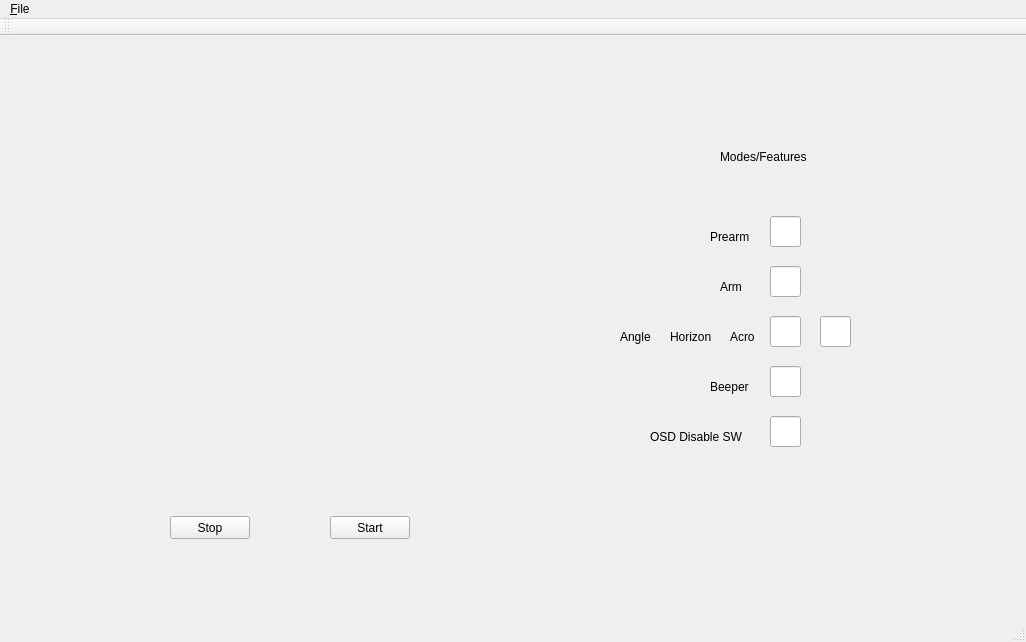
Above: main_window.ui from junchen88/Drone-Interface before the change. Below: the same form after it.
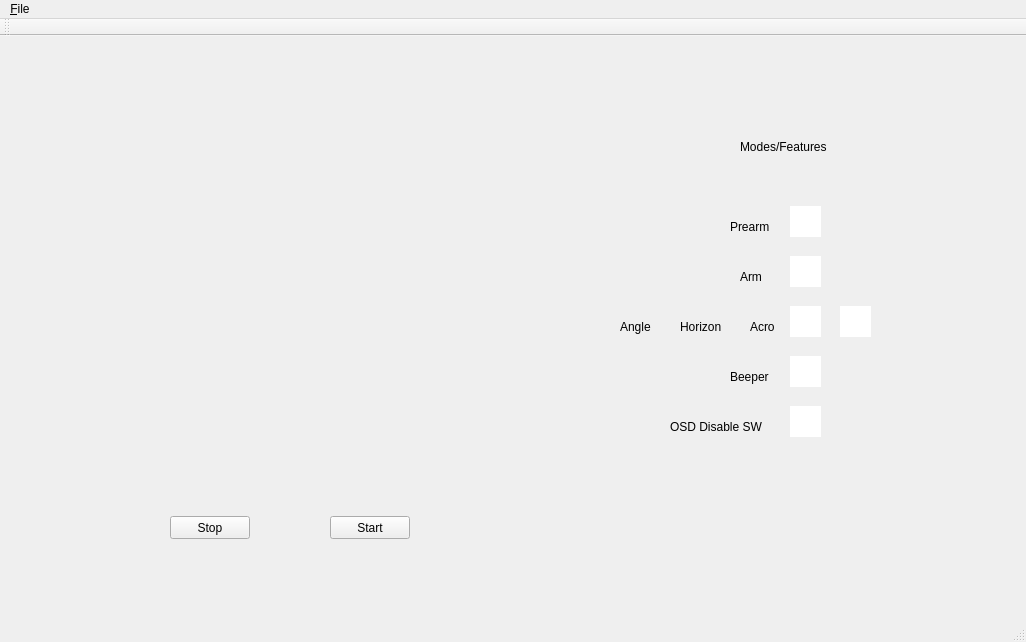
That is the form after the change.

Diff of the .ui file:
```diff
--- a/main_window.ui
+++ b/main_window.ui
@@ -13,7 +13,13 @@
   <property name="windowTitle">
    <string>MainWindow</string>
   </property>
+  <property name="autoFillBackground">
+   <bool>false</bool>
+  </property>
   <widget class="QWidget" name="centralwidget">
+   <property name="autoFillBackground">
+    <bool>false</bool>
+   </property>
    <widget class="QStackedWidget" name="stackedWidget">
     <property name="geometry">
      <rect>
@@ -27,180 +33,9 @@
      <number>0</number>
     </property>
     <widget class="QWidget" name="page">
-     <widget class="QLineEdit" name="flightmodeKey">
-      <property name="geometry">
-       <rect>
-        <x>770</x>
-        <y>280</y>
-        <width>31</width>
-        <height>31</height>
-       </rect>
-      </property>
-      <property name="text">
-       <string/>
-      </property>
-      <property name="maxLength">
-       <number>1</number>
-      </property>
-     </widget>
-     <widget class="QLabel" name="armLabel">
-      <property name="geometry">
-       <rect>
-        <x>720</x>
-        <y>240</y>
-        <width>31</width>
-        <height>21</height>
-       </rect>
-      </property>
-      <property name="text">
-       <string>Arm</string>
-      </property>
-     </widget>
-     <widget class="QLineEdit" name="beeperKey">
-      <property name="geometry">
-       <rect>
-        <x>770</x>
-        <y>330</y>
-        <width>31</width>
-        <height>31</height>
-       </rect>
-      </property>
-      <property name="text">
-       <string/>
-      </property>
-      <property name="maxLength">
-       <number>1</number>
-      </property>
-     </widget>
-     <widget class="QLabel" name="beeperLabel">
-      <property name="geometry">
-       <rect>
-        <x>710</x>
-        <y>340</y>
-        <width>51</width>
-        <height>21</height>
-       </rect>
-      </property>
-      <property name="text">
-       <string>Beeper</string>
-      </property>
-     </widget>
-     <widget class="QLabel" name="angleLabel">
-      <property name="geometry">
-       <rect>
-        <x>620</x>
-        <y>290</y>
-        <width>41</width>
-        <height>21</height>
-       </rect>
-      </property>
-      <property name="text">
-       <string>Angle</string>
-      </property>
-     </widget>
-     <widget class="QLineEdit" name="currentMode">
-      <property name="geometry">
-       <rect>
-        <x>820</x>
-        <y>280</y>
-        <width>31</width>
-        <height>31</height>
-       </rect>
-      </property>
-      <property name="text">
-       <string/>
-      </property>
-      <property name="maxLength">
-       <number>1</number>
-      </property>
-     </widget>
-     <widget class="QLabel" name="modesLabel">
-      <property name="geometry">
-       <rect>
-        <x>720</x>
-        <y>110</y>
-        <width>121</width>
-        <height>21</height>
-       </rect>
-      </property>
-      <property name="text">
-       <string>Modes/Features</string>
-      </property>
-     </widget>
-     <widget class="QLineEdit" name="armKey">
-      <property name="geometry">
-       <rect>
-        <x>770</x>
-        <y>230</y>
-        <width>31</width>
-        <height>31</height>
-       </rect>
-      </property>
-      <property name="text">
-       <string/>
-      </property>
-      <property name="maxLength">
-       <number>1</number>
-      </property>
-     </widget>
-     <widget class="QLineEdit" name="prearmKey">
-      <property name="geometry">
-       <rect>
-        <x>770</x>
-        <y>180</y>
-        <width>31</width>
-        <height>31</height>
-       </rect>
-      </property>
-      <property name="text">
-       <string/>
-      </property>
-      <property name="maxLength">
-       <number>1</number>
-      </property>
-     </widget>
-     <widget class="QLabel" name="horizonLabel">
-      <property name="geometry">
-       <rect>
-        <x>670</x>
-        <y>290</y>
-        <width>51</width>
-        <height>21</height>
-       </rect>
-      </property>
-      <property name="text">
-       <string>Horizon</string>
-      </property>
-     </widget>
-     <widget class="QLabel" name="acroLabel">
-      <property name="geometry">
-       <rect>
-        <x>730</x>
-        <y>290</y>
-        <width>31</width>
-        <height>21</height>
-       </rect>
-      </property>
-      <property name="text">
-       <string>Acro</string>
-      </property>
-     </widget>
-     <widget class="QLineEdit" name="OSDKey">
-      <property name="geometry">
-       <rect>
-        <x>770</x>
-        <y>380</y>
-        <width>31</width>
-        <height>31</height>
-       </rect>
-      </property>
-      <property name="text">
-       <string/>
-      </property>
-      <property name="maxLength">
-       <number>1</number>
-      </property>
-     </widget>
+     <property name="autoFillBackground">
+      <bool>false</bool>
+     </property>
      <widget class="QLabel" name="displayFrame">
       <property name="geometry">
        <rect>
@@ -240,34 +75,227 @@
        <string>Start</string>
       </property>
      </widget>
-     <widget class="QLabel" name="prearmLabel">
+     <widget class="QGroupBox" name="groupBox">
       <property name="geometry">
        <rect>
-        <x>710</x>
-        <y>190</y>
-        <width>51</width>
-        <height>21</height>
+        <x>530</x>
+        <y>0</y>
+        <width>451</width>
+        <height>501</height>
        </rect>
       </property>
-      <property name="text">
-       <string>Prearm</string>
+      <property name="autoFillBackground">
+       <bool>false</bool>
       </property>
-     </widget>
-     <widget class="QLabel" name="OSDDisableLabel">
-      <property name="geometry">
-       <rect>
-        <x>650</x>
-        <y>390</y>
-        <width>111</width>
-        <height>21</height>
-       </rect>
+      <property name="styleSheet">
+       <string notr="true">border:0</string>
       </property>
-      <property name="frameShape">
-       <enum>QFrame::NoFrame</enum>
+      <property name="title">
+       <string/>
       </property>
-      <property name="text">
-       <string>OSD Disable SW</string>
-      </property>
+      <widget class="QLineEdit" name="currentMode">
+       <property name="geometry">
+        <rect>
+         <x>310</x>
+         <y>270</y>
+         <width>31</width>
+         <height>31</height>
+        </rect>
+       </property>
+       <property name="text">
+        <string/>
+       </property>
+       <property name="maxLength">
+        <number>1</number>
+       </property>
+      </widget>
+      <widget class="QLabel" name="prearmLabel">
+       <property name="geometry">
+        <rect>
+         <x>200</x>
+         <y>180</y>
+         <width>51</width>
+         <height>21</height>
+        </rect>
+       </property>
+       <property name="text">
+        <string>Prearm</string>
+       </property>
+      </widget>
+      <widget class="QLabel" name="modesLabel">
+       <property name="geometry">
+        <rect>
+         <x>210</x>
+         <y>100</y>
+         <width>121</width>
+         <height>21</height>
+        </rect>
+       </property>
+       <property name="text">
+        <string>Modes/Features</string>
+       </property>
+      </widget>
+      <widget class="QLabel" name="beeperLabel">
+       <property name="geometry">
+        <rect>
+         <x>200</x>
+         <y>330</y>
+         <width>51</width>
+         <height>21</height>
+        </rect>
+       </property>
+       <property name="text">
+        <string>Beeper</string>
+       </property>
+      </widget>
+      <widget class="QLineEdit" name="flightmodeKey">
+       <property name="geometry">
+        <rect>
+         <x>260</x>
+         <y>270</y>
+         <width>31</width>
+         <height>31</height>
+        </rect>
+       </property>
+       <property name="text">
+        <string/>
+       </property>
+       <property name="maxLength">
+        <number>1</number>
+       </property>
+      </widget>
+      <widget class="QLineEdit" name="armKey">
+       <property name="geometry">
+        <rect>
+         <x>260</x>
+         <y>220</y>
+         <width>31</width>
+         <height>31</height>
+        </rect>
+       </property>
+       <property name="text">
+        <string/>
+       </property>
+       <property name="maxLength">
+        <number>1</number>
+       </property>
+      </widget>
+      <widget class="QLineEdit" name="beeperKey">
+       <property name="geometry">
+        <rect>
+         <x>260</x>
+         <y>320</y>
+         <width>31</width>
+         <height>31</height>
+        </rect>
+       </property>
+       <property name="text">
+        <string/>
+       </property>
+       <property name="maxLength">
+        <number>1</number>
+       </property>
+      </widget>
+      <widget class="QLabel" name="horizonLabel">
+       <property name="geometry">
+        <rect>
+         <x>150</x>
+         <y>280</y>
+         <width>61</width>
+         <height>21</height>
+        </rect>
+       </property>
+       <property name="text">
+        <string>Horizon</string>
+       </property>
+      </widget>
+      <widget class="QLabel" name="acroLabel">
+       <property name="geometry">
+        <rect>
+         <x>220</x>
+         <y>280</y>
+         <width>31</width>
+         <height>21</height>
+        </rect>
+       </property>
+       <property name="text">
+        <string>Acro</string>
+       </property>
+      </widget>
+      <widget class="QLineEdit" name="OSDKey">
+       <property name="geometry">
+        <rect>
+         <x>260</x>
+         <y>370</y>
+         <width>31</width>
+         <height>31</height>
+        </rect>
+       </property>
+       <property name="text">
+        <string/>
+       </property>
+       <property name="maxLength">
+        <number>1</number>
+       </property>
+      </widget>
+      <widget class="QLabel" name="OSDDisableLabel">
+       <property name="geometry">
+        <rect>
+         <x>140</x>
+         <y>380</y>
+         <width>111</width>
+         <height>21</height>
+        </rect>
+       </property>
+       <property name="frameShape">
+        <enum>QFrame::NoFrame</enum>
+       </property>
+       <property name="text">
+        <string>OSD Disable SW</string>
+       </property>
+      </widget>
+      <widget class="QLabel" name="armLabel">
+       <property name="geometry">
+        <rect>
+         <x>210</x>
+         <y>230</y>
+         <width>31</width>
+         <height>21</height>
+        </rect>
+       </property>
+       <property name="text">
+        <string>Arm</string>
+       </property>
+      </widget>
+      <widget class="QLabel" name="angleLabel">
+       <property name="geometry">
+        <rect>
+         <x>90</x>
+         <y>280</y>
+         <width>41</width>
+         <height>21</height>
+        </rect>
+       </property>
+       <property name="text">
+        <string>Angle</string>
+       </property>
+      </widget>
+      <widget class="QLineEdit" name="prearmKey">
+       <property name="geometry">
+        <rect>
+         <x>260</x>
+         <y>170</y>
+         <width>31</width>
+         <height>31</height>
+        </rect>
+       </property>
+       <property name="text">
+        <string/>
+       </property>
+       <property name="maxLength">
+        <number>1</number>
+       </property>
+      </widget>
      </widget>
     </widget>
     <widget class="QWidget" name="page_2">
```
Left out of the diff: 184 changed lines with no effect on the pictures.
